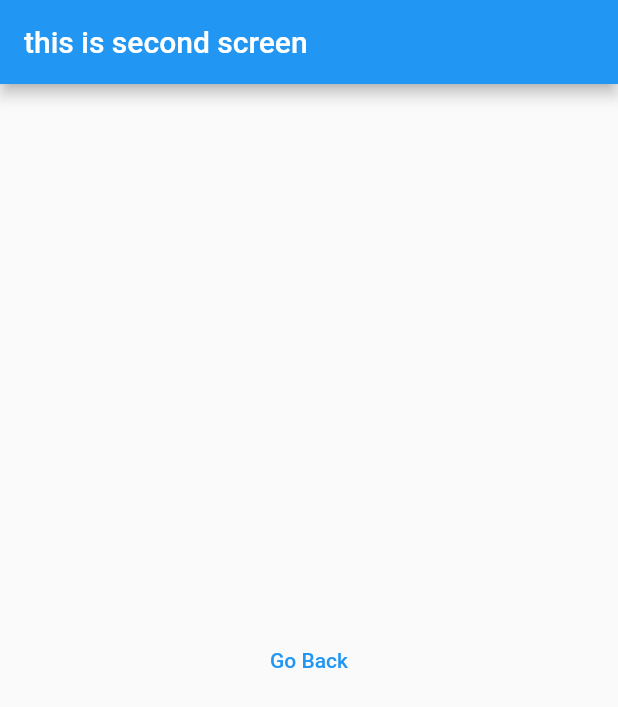
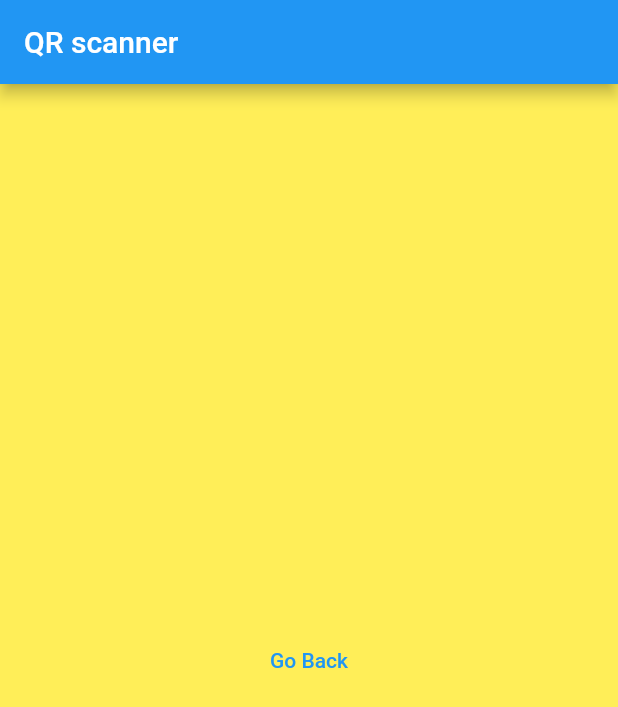
Before and after one commit to Avishkasj/getattendance, a Flutter app: the screen it shows after launch, after a tap on "LOG IN", on a phone screen of 412 x 824 dp. Shown: the top 707 px of the screen. Run offline on Flutter 3.47's test engine with Material 2 defaults, Android fonts, the phone set to English and light mode, and no system bars.

Commit message:
Update QrScanner.dart

```diff
--- a/lib/QrScanner.dart
+++ b/lib/QrScanner.dart
@@ -8,8 +8,9 @@ class QrScanner extends StatelessWidget{
     return MaterialApp(
       title: "screen 2",
       home: Scaffold(
+        backgroundColor: Colors.yellow[400],
         appBar: AppBar(
-          title: Text("this is second screen"),
+          title: Text("QR scanner"),
 
         ),
         body: Center(
```
